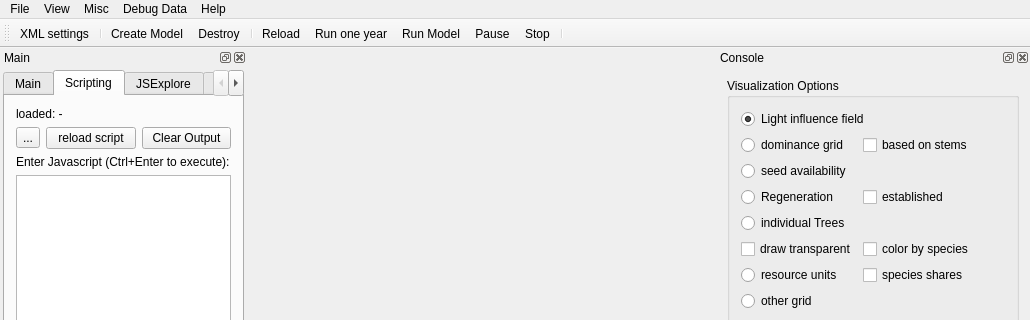
Old version of the form src/iland/mainwindow.ui in the repository edfm-tum/iland-model; both pictures show x 0 to 1030 and y 0 to 320 of the 1030 by 861 pixel window.
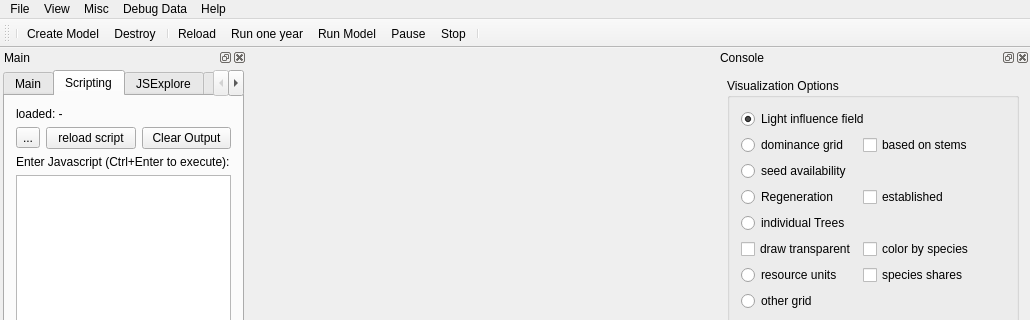
New version of the form. Icons and pictures are not drawn. Custom widgets are drawn as their Qt base class.

The edit to the form file:
```diff
--- a/src/iland/mainwindow.ui
+++ b/src/iland/mainwindow.ui
@@ -159,7 +159,6 @@
    <attribute name="toolBarBreak">
     <bool>false</bool>
    </attribute>
-   <addaction name="actionEdit_XML_settings"/>
    <addaction name="separator"/>
    <addaction name="actionModelCreate"/>
    <addaction name="actionModelDestroy"/>
@@ -1119,15 +1118,6 @@
     </layout>
    </widget>
   </widget>
-  <action name="actionEdit_XML_settings">
-   <property name="icon">
-    <iconset resource="res/iland.qrc">
-     <normaloff>:/source_xml.png</normaloff>:/source_xml.png</iconset>
-   </property>
-   <property name="text">
-    <string>XML settings</string>
-   </property>
-  </action>
   <action name="actionTreelist">
    <property name="text">
     <string>treelist</string>
```
